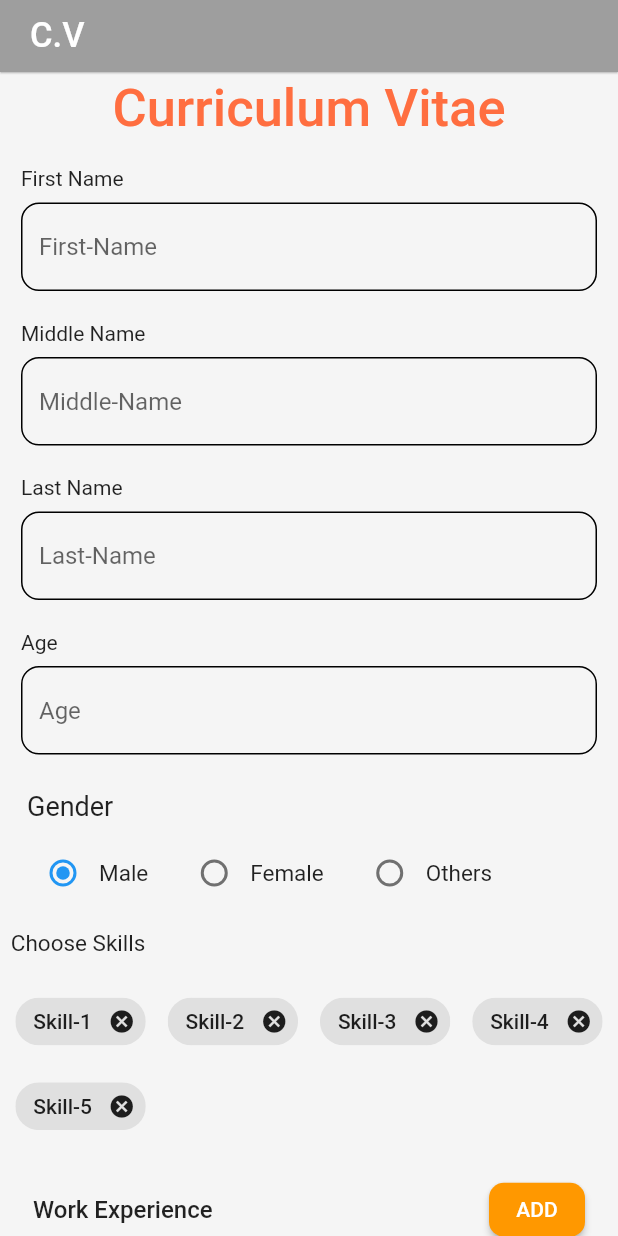
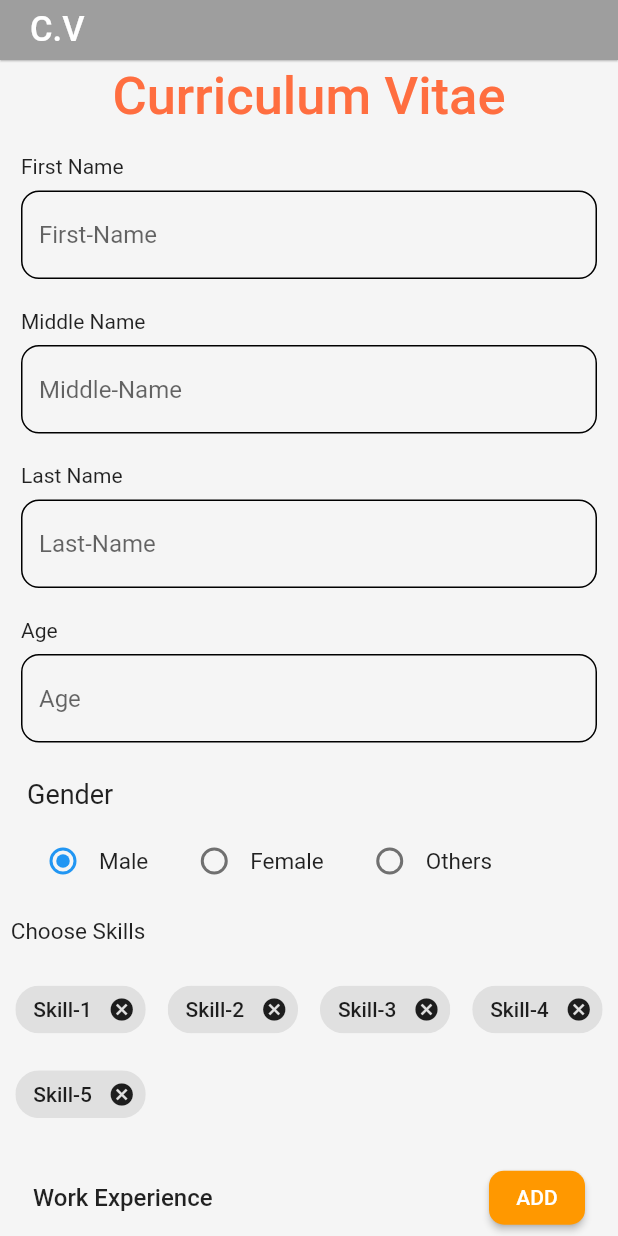
Before and after one commit to Yazoo555/-flutter_intern, a Flutter app: the screen it shows after launch, on a phone screen of 412 x 824 dp. Run offline on Flutter 3.47's test engine with Material 2 defaults, Android fonts, the phone set to English and light mode, and no system bars.

Commit message:
Seventh Commit --> 2

```diff
--- a/lib/day_6/cv_page.dart
+++ b/lib/day_6/cv_page.dart
@@ -63,7 +63,7 @@ class _CvPageState extends State<CvPage> {
           ),
         ),
         elevation: .5,
-        toolbarHeight: 48.0,
+        toolbarHeight: 40.0,
       ),
       body: SingleChildScrollView(
         child: Padding(
@@ -223,7 +223,7 @@ class _CvPageState extends State<CvPage> {
                     valueListenable: _valueNotifier,
                     builder: (BuildContext context, bool value, Widget? child) {
                       return Padding(
-                        padding: const EdgeInsets.only(right: 20),
+                        padding: const EdgeInsets.only(right: 22),
                         child: Switch(
                           value: value,
                           onChanged: (bool newValue) async {
```
Also changed, not shown: pubspec.lock.
